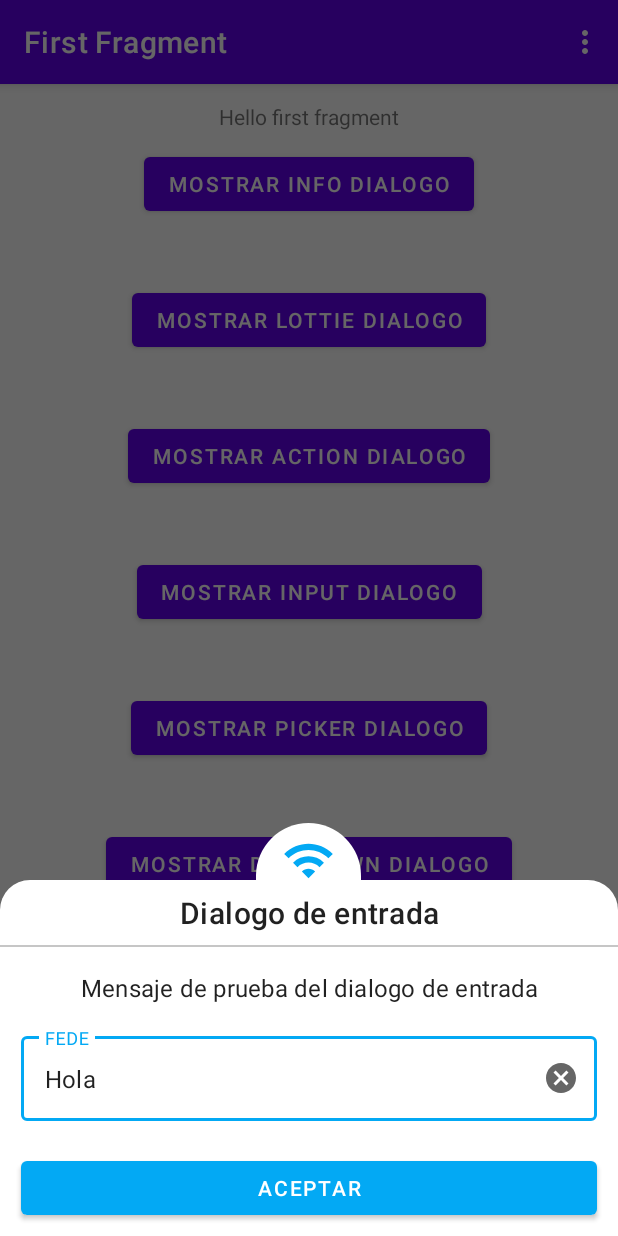
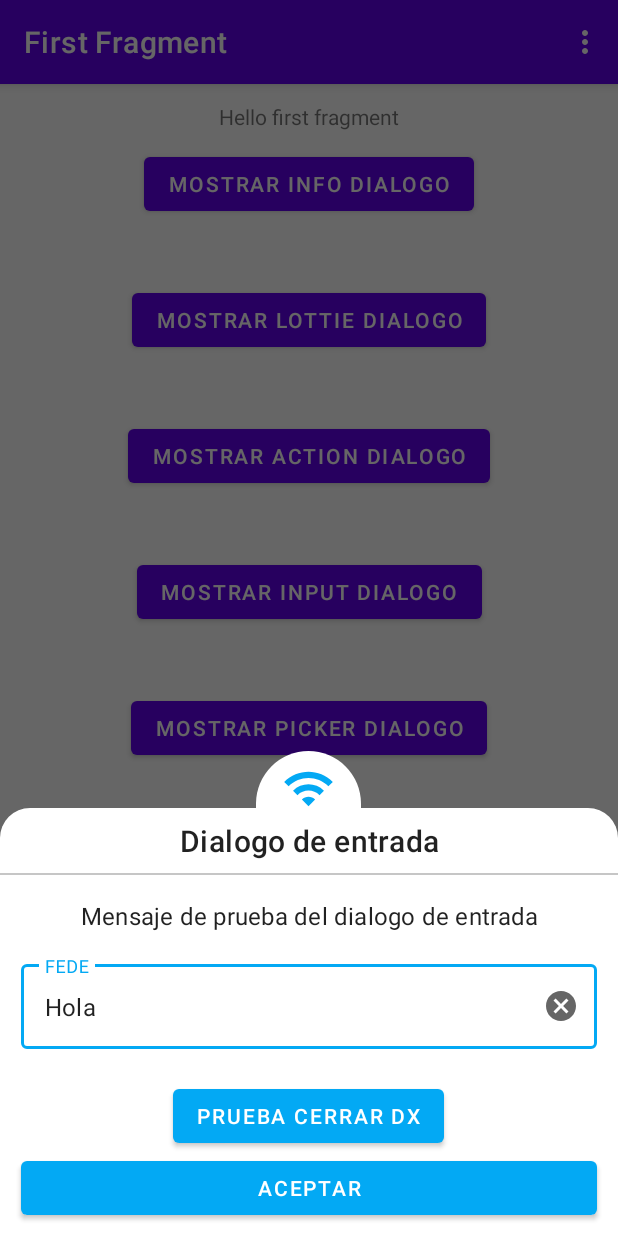
Before and after one commit to icpmoviles/DxBottomSheet, an Android app: the screen it shows after launch (MainActivity), after a tap on "MOSTRAR CUSTOM DIALOGO", on a phone screen of 412 x 824 dp. Run offline under Robolectric (Android 15) with nearby library versions, the phone set to English and light mode, and no system bars; our stand-ins replace navigation-ui; libraries missing offline, so code that uses them is left out: com.google.zxing.integration, com.journeyapps.barcodescanner.

Commit message:
Implementada la posibilidad de que el dialogo custom controle el dx, ahora me viene junto al viewStubCallback, esto puede ser util para cerrar el dx (por ejemplo desde una vista dentro de la vista custom.)

```diff
--- a/app/src/main/java/es/icp/dxbottomsheet/BottomSheetDx.kt
+++ b/app/src/main/java/es/icp/dxbottomsheet/BottomSheetDx.kt
@@ -88,7 +88,7 @@ open class BottomSheetDx : BottomSheetDialogFragment() {
 
     private var customLayout: Int? = null
 
-    private var viewStubCallBack : ((ViewStub) -> Unit)? = null
+    private var viewStubCallBack : ((ViewStub, BottomSheetDx) -> Unit)? = null
 
     private var barcodeView: BarcodeView? = null
     private var barcodeContainer : MaterialCardView? = null
@@ -155,7 +155,7 @@ open class BottomSheetDx : BottomSheetDialogFragment() {
             barcodeListener: ((BottomSheetDx, String) -> Unit)? = null,
 
             @LayoutRes customLayout: Int? = null,
-            viewStubCallBack: ((ViewStub) -> Unit)? = null
+            viewStubCallBack: ((ViewStub, BottomSheetDx) -> Unit)? = null
 
         ) =
             BottomSheetDx().apply {
@@ -597,7 +597,7 @@ open class BottomSheetDx : BottomSheetDialogFragment() {
 
     private fun setupViewCustom() = binding.apply {
         customLayout.takeIf { it != 0 }?.let { viewStub.layoutResource = it }
-        viewStubCallBack?.invoke(viewStub)
+        viewStubCallBack?.invoke(viewStub, this@BottomSheetDx)
     }
 
     private fun setupCommonViews() = binding.apply {
@@ -932,7 +932,7 @@ open class BottomSheetDx : BottomSheetDialogFragment() {
         class Custom : Builder() {
 
             internal var customLayout: Int? = null
-            internal var viewStubCallBack :( (ViewStub) -> Unit)? = null
+            internal var viewStubCallBack :( (ViewStub, BottomSheetDx) -> Unit)? = null
             public override fun setIcon(@DrawableRes icon: Int) = apply { this.icon = icon }
             public override fun setTitle(title: String) = apply { this.title = title }
             public override fun setMessage(message: CharSequence) = apply { this.message = message }
@@ -951,7 +951,7 @@ open class BottomSheetDx : BottomSheetDialogFragment() {
                 this.negativeListener = onNegativeClickListener
             }
 
-            fun setCustomLayout(@LayoutRes customLayout: Int, viewStubCallBack: (ViewStub) -> Unit ) = apply {
+            fun setCustomLayout(@LayoutRes customLayout: Int, viewStubCallBack: (ViewStub, dx: BottomSheetDx) -> Unit ) = apply {
                 this.customLayout = customLayout
                 this.viewStubCallBack = viewStubCallBack
             }
--- a/dxbottomsheetpruebas/src/main/java/es/icp/dxbottomsheetpruebas/FirstFragment.kt
+++ b/dxbottomsheetpruebas/src/main/java/es/icp/dxbottomsheetpruebas/FirstFragment.kt
@@ -188,13 +188,16 @@ class FirstFragment : Fragment() {
                 .setIcon(es.icp.dxbottomsheet.R.drawable.ic_wifi)
                 .setTitle("Dialogo de entrada")
                 .setMessage("Mensaje de prueba del dialogo de entrada")
-                .setCustomLayout(R.layout.prueba_dx) {viewStub ->
+                .setCustomLayout(R.layout.prueba_dx) {viewStub, dx ->
                     viewStub.setOnInflateListener { stub, inflated ->
                         bindingStub = PruebaDxBinding.bind(inflated)
                         bindingStub?.inputPrueba?.hint = "FEDE"
                         bindingStub?.txtPrueba?.setText("Hola")
                         bindingStub?.txtPrueba?.doAfterTextChanged {
                             Log.w("LISTENER VIEWSTUB", it.toString())
+                        }
+                        bindingStub?.btnDxCustom?.setOnClickListener {
+                            dx.dissmis()
                         }
                     }
 
--- a/dxbottomsheetpruebas/src/main/res/layout/prueba_dx.xml
+++ b/dxbottomsheetpruebas/src/main/res/layout/prueba_dx.xml
@@ -7,27 +7,40 @@
     tools:ignore="MissingDefaultResource">
 
 
+    <LinearLayout
+        android:layout_width="match_parent"
+        android:layout_height="wrap_content"
+        android:orientation="vertical"
+        app:layout_constraintEnd_toEndOf="parent"
+        app:layout_constraintStart_toStartOf="parent"
+        app:layout_constraintTop_toTopOf="parent">
+
         <com.google.android.material.textfield.TextInputLayout
             android:id="@+id/input_prueba"
             style="@style/Widget.MaterialComponents.TextInputLayout.OutlinedBox"
             android:layout_width="match_parent"
             android:layout_height="wrap_content"
-        app:layout_constraintTop_toTopOf="parent"
-        app:layout_constraintBottom_toBottomOf="parent"
-        app:layout_constraintEnd_toEndOf="parent"
-        app:layout_constraintStart_toStartOf="parent"
-        tools:hint="HINT"
-        app:endIconMode="clear_text"
             android:layout_marginStart="14dp"
             android:layout_marginEnd="14dp"
-        app:errorEnabled="true">
+            app:endIconMode="clear_text"
+            app:errorEnabled="true"
+            tools:hint="HINT">
 
             <com.google.android.material.textfield.TextInputEditText
                 android:id="@+id/txt_prueba"
                 android:layout_width="match_parent"
                 android:layout_height="wrap_content"
-            android:maxLines="8"/>
+                android:maxLines="8" />
 
         </com.google.android.material.textfield.TextInputLayout>
 
+        <Button
+            android:id="@+id/btn_dx_custom"
+            android:layout_gravity="center"
+            android:layout_width="wrap_content"
+            android:layout_height="wrap_content"
+            android:text="Prueba cerrar dx" />
+
+    </LinearLayout>
+
 </androidx.constraintlayout.widget.ConstraintLayout>
```
Lines whose indentation alone changed are shown as unchanged.
